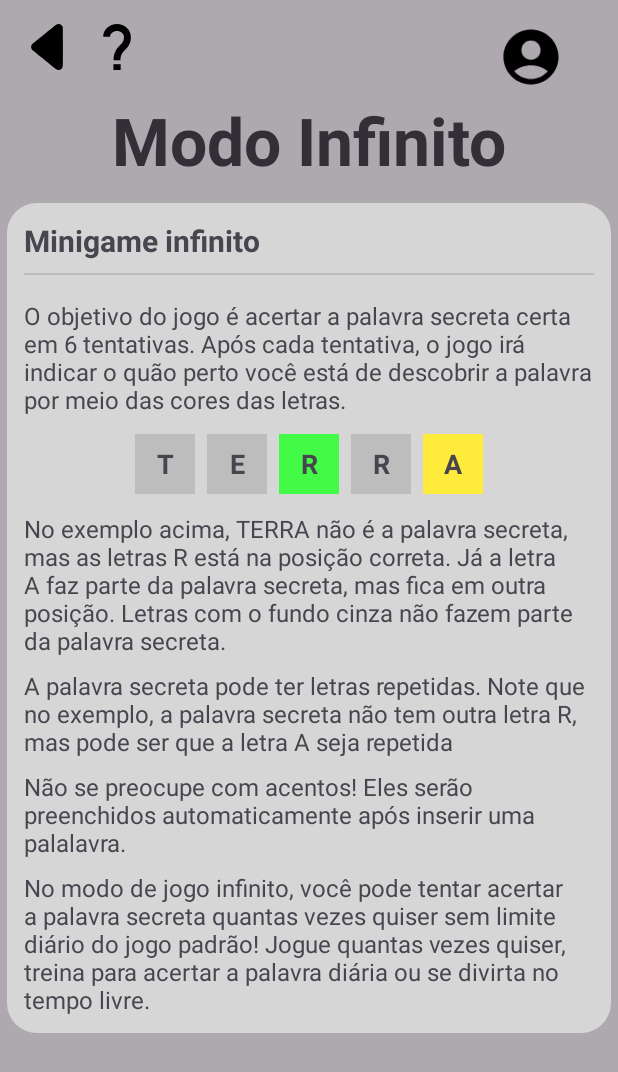
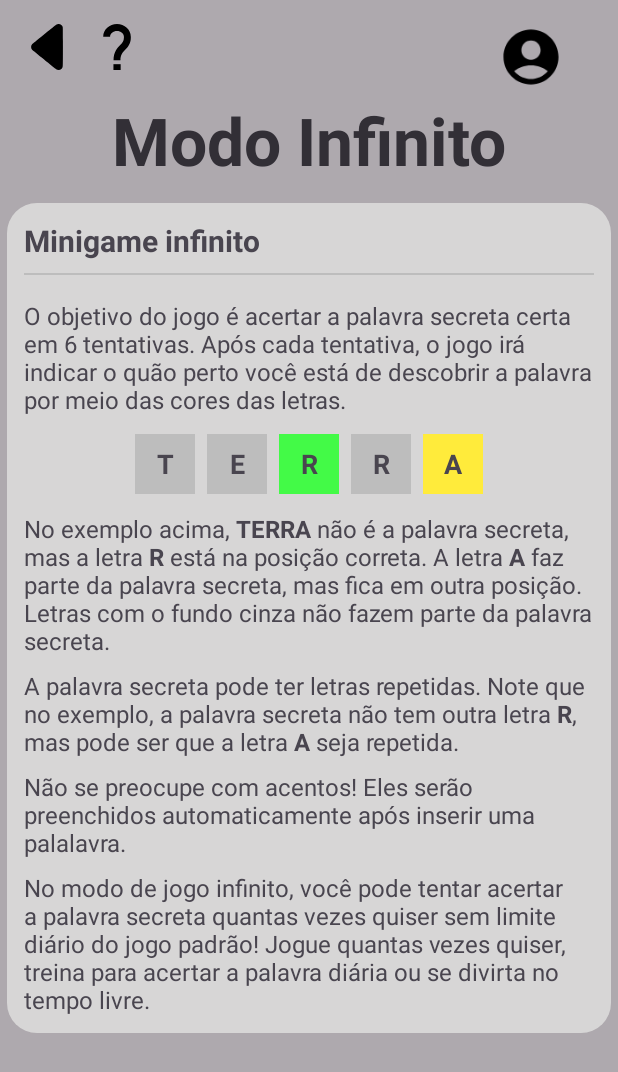
Before and after one commit to GabriellyVitoria5/App-Termix, an Android app: the InfiniteMinigame screen opened directly, with no data from a screen before it, after a tap on "Regras do jogo", on a phone screen of 412 x 824 dp. Shown: the top 1072 px of the screen. Run offline under Robolectric (Android 15) with nearby library versions, the phone set to English and light mode, and no system bars.

Commit message:
Adicionando letras em negrito nas regras

```diff
--- a/app/src/main/res/values/strings.xml
+++ b/app/src/main/res/values/strings.xml
@@ -24,8 +24,8 @@
     <string name="time_rules_title">Minigame com limite de tempo</string>
     <string name="turbo_rules_title">Minigame Termix Turbo</string>
     <string name="general_rules_1">O objetivo do jogo é acertar a palavra secreta certa em 6 tentativas. Após cada tentativa, o jogo irá indicar o quão perto você está de descobrir a palavra por meio das cores das letras. </string>
-    <string name="general_rules_2">No exemplo acima, TERRA não é a palavra secreta, mas as letras R está na posição correta. Já a letra A faz parte da palavra secreta, mas fica em outra posição. Letras com o fundo cinza não fazem parte da palavra secreta. </string>
-    <string name="general_rules_3">A palavra secreta pode ter letras repetidas. Note que no exemplo, a palavra secreta não tem outra letra R, mas pode ser que a letra A seja repetida</string>
+    <string name="general_rules_2">No exemplo acima, <b>TERRA</b> não é a palavra secreta, mas a letra <b>R</b> está na posição correta. A letra <b>A</b> faz parte da palavra secreta, mas fica em outra posição. Letras com o fundo cinza não fazem parte da palavra secreta. </string>
+    <string name="general_rules_3">A palavra secreta pode ter letras repetidas. Note que no exemplo, a palavra secreta não tem outra letra <b>R</b>, mas pode ser que a letra <b>A</b> seja repetida.</string>
     <string name="general_rules_4">Não se preocupe com acentos! Eles serão preenchidos automaticamente após inserir uma palalavra.</string>
     <string name="daily_rules">No modo de jogo de jogo diário, uma palavra nova é sorteada a cada dia. Por isso, não se esqueça de jogar todo dia e ver o seu progresso no perfil!</string>
     <string name="infinite_rules">No modo de jogo infinito, você pode tentar acertar a palavra secreta quantas vezes quiser sem limite diário do jogo padrão! Jogue quantas vezes quiser, treina para acertar a palavra diária ou se divirta no tempo livre.</string>
```
